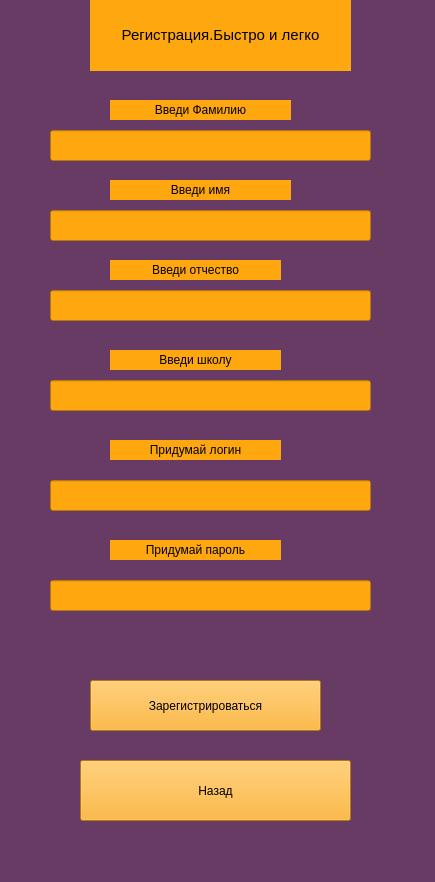
This is data/design_regist_Teacher.ui in geoiva05/clever_placing as Qt 5 draws it before an edit. The edited form follows.
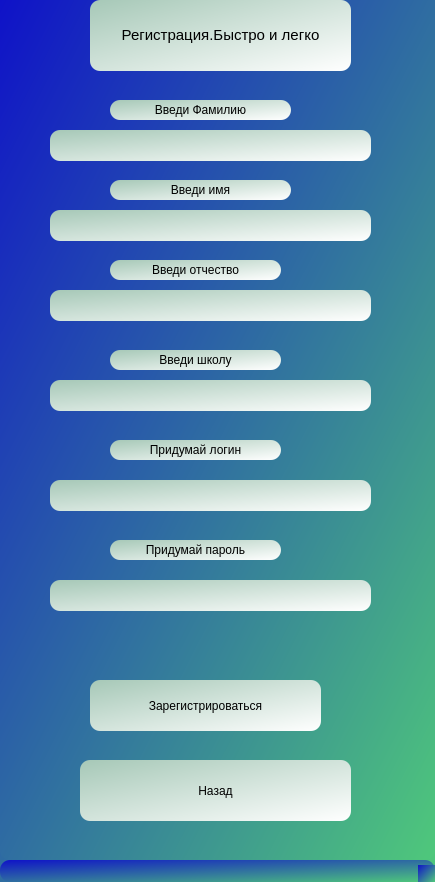
This is the edited form.

```diff
--- a/data/design_regist_Teacher.ui
+++ b/data/design_regist_Teacher.ui
@@ -14,7 +14,8 @@
    <string>MainWindow</string>
   </property>
   <property name="styleSheet">
-   <string notr="true">background-color: rgb(103, 59, 99);</string>
+   <string notr="true">background-color: qlineargradient(spread:pad, x1:0, y1:0, x2:1, y2:1, stop:0 rgba(15, 18, 200, 255), stop:1 rgba(79, 200, 123, 255));
+border-radius: 10px;</string>
   </property>
   <widget class="QWidget" name="centralwidget">
    <widget class="QPushButton" name="btn_registration">
@@ -27,7 +28,7 @@
      </rect>
     </property>
     <property name="styleSheet">
-     <string notr="true">background-color: rgb(255, 167, 15);</string>
+     <string notr="true">background-color: qlineargradient(spread:pad, x1:0, y1:0, x2:1, y2:1, stop:0 rgba(166, 200, 183, 255), stop:1 rgba(255, 255, 255, 255));</string>
     </property>
     <property name="text">
      <string>Зарегистрироваться</string>
@@ -43,7 +44,7 @@
      </rect>
     </property>
     <property name="styleSheet">
-     <string notr="true">background-color: rgb(255, 167, 15);</string>
+     <string notr="true">background-color: qlineargradient(spread:pad, x1:0, y1:0, x2:1, y2:1, stop:0 rgba(166, 200, 183, 255), stop:1 rgba(255, 255, 255, 255));</string>
     </property>
     <property name="text">
      <string>Назад</string>
@@ -59,7 +60,7 @@
      </rect>
     </property>
     <property name="styleSheet">
-     <string notr="true">background-color: rgb(255, 167, 15);</string>
+     <string notr="true">background-color: qlineargradient(spread:pad, x1:0, y1:0, x2:1, y2:1, stop:0 rgba(166, 200, 183, 255), stop:1 rgba(255, 255, 255, 255));</string>
     </property>
     <property name="text">
      <string>&lt;html&gt;&lt;head/&gt;&lt;body&gt;&lt;p align=&quot;center&quot;&gt;&lt;span style=&quot; font-size:11pt;&quot;&gt;Регистрация.Быстро и легко&lt;/span&gt;&lt;/p&gt;&lt;/body&gt;&lt;/html&gt;</string>
@@ -75,7 +76,7 @@
      </rect>
     </property>
     <property name="styleSheet">
-     <string notr="true">background-color: rgb(255, 167, 15);</string>
+     <string notr="true">background-color: qlineargradient(spread:pad, x1:0, y1:0, x2:1, y2:1, stop:0 rgba(166, 200, 183, 255), stop:1 rgba(255, 255, 255, 255));</string>
     </property>
    </widget>
    <widget class="QLineEdit" name="edit_school">
@@ -88,7 +89,7 @@
      </rect>
     </property>
     <property name="styleSheet">
-     <string notr="true">background-color: rgb(255, 167, 15);</string>
+     <string notr="true">background-color: qlineargradient(spread:pad, x1:0, y1:0, x2:1, y2:1, stop:0 rgba(166, 200, 183, 255), stop:1 rgba(255, 255, 255, 255));</string>
     </property>
    </widget>
    <widget class="QLineEdit" name="edit_login">
@@ -101,7 +102,7 @@
      </rect>
     </property>
     <property name="styleSheet">
-     <string notr="true">background-color: rgb(255, 167, 15);</string>
+     <string notr="true">background-color: qlineargradient(spread:pad, x1:0, y1:0, x2:1, y2:1, stop:0 rgba(166, 200, 183, 255), stop:1 rgba(255, 255, 255, 255));</string>
     </property>
    </widget>
    <widget class="QLineEdit" name="edit_password">
@@ -114,7 +115,7 @@
      </rect>
     </property>
     <property name="styleSheet">
-     <string notr="true">background-color: rgb(255, 167, 15);</string>
+     <string notr="true">background-color: qlineargradient(spread:pad, x1:0, y1:0, x2:1, y2:1, stop:0 rgba(166, 200, 183, 255), stop:1 rgba(255, 255, 255, 255));</string>
     </property>
    </widget>
    <widget class="QLineEdit" name="edit_name">
@@ -127,7 +128,7 @@
      </rect>
     </property>
     <property name="styleSheet">
-     <string notr="true">background-color: rgb(255, 167, 15);</string>
+     <string notr="true">background-color: qlineargradient(spread:pad, x1:0, y1:0, x2:1, y2:1, stop:0 rgba(166, 200, 183, 255), stop:1 rgba(255, 255, 255, 255));</string>
     </property>
    </widget>
    <widget class="QLineEdit" name="edit_surname">
@@ -140,7 +141,7 @@
      </rect>
     </property>
     <property name="styleSheet">
-     <string notr="true">background-color: rgb(255, 167, 15);</string>
+     <string notr="true">background-color: qlineargradient(spread:pad, x1:0, y1:0, x2:1, y2:1, stop:0 rgba(166, 200, 183, 255), stop:1 rgba(255, 255, 255, 255));</string>
     </property>
    </widget>
    <widget class="QLabel" name="lab_surname">
@@ -153,7 +154,7 @@
      </rect>
     </property>
     <property name="styleSheet">
-     <string notr="true">background-color: rgb(255, 167, 15);</string>
+     <string notr="true">background-color: qlineargradient(spread:pad, x1:0, y1:0, x2:1, y2:1, stop:0 rgba(166, 200, 183, 255), stop:1 rgba(255, 255, 255, 255));</string>
     </property>
     <property name="text">
      <string>&lt;html&gt;&lt;head/&gt;&lt;body&gt;&lt;p align=&quot;center&quot;&gt;Введи Фамилию&lt;/p&gt;&lt;/body&gt;&lt;/html&gt;</string>
@@ -169,7 +170,7 @@
      </rect>
     </property>
     <property name="styleSheet">
-     <string notr="true">background-color: rgb(255, 167, 15);</string>
+     <string notr="true">background-color: qlineargradient(spread:pad, x1:0, y1:0, x2:1, y2:1, stop:0 rgba(166, 200, 183, 255), stop:1 rgba(255, 255, 255, 255));</string>
     </property>
     <property name="text">
      <string>&lt;html&gt;&lt;head/&gt;&lt;body&gt;&lt;p align=&quot;center&quot;&gt;Введи имя&lt;/p&gt;&lt;/body&gt;&lt;/html&gt;</string>
@@ -185,7 +186,7 @@
      </rect>
     </property>
     <property name="styleSheet">
-     <string notr="true">background-color: rgb(255, 167, 15);</string>
+     <string notr="true">background-color: qlineargradient(spread:pad, x1:0, y1:0, x2:1, y2:1, stop:0 rgba(166, 200, 183, 255), stop:1 rgba(255, 255, 255, 255));</string>
     </property>
     <property name="text">
      <string>&lt;html&gt;&lt;head/&gt;&lt;body&gt;&lt;p align=&quot;center&quot;&gt;Введи отчество&lt;/p&gt;&lt;/body&gt;&lt;/html&gt;</string>
@@ -201,7 +202,7 @@
      </rect>
     </property>
     <property name="styleSheet">
-     <string notr="true">background-color: rgb(255, 167, 15);</string>
+     <string notr="true">background-color: qlineargradient(spread:pad, x1:0, y1:0, x2:1, y2:1, stop:0 rgba(166, 200, 183, 255), stop:1 rgba(255, 255, 255, 255));</string>
     </property>
     <property name="text">
      <string>&lt;html&gt;&lt;head/&gt;&lt;body&gt;&lt;p align=&quot;center&quot;&gt;Введи школу&lt;/p&gt;&lt;/body&gt;&lt;/html&gt;</string>
@@ -217,7 +218,7 @@
      </rect>
     </property>
     <property name="styleSheet">
-     <string notr="true">background-color: rgb(255, 167, 15);</string>
+     <string notr="true">background-color: qlineargradient(spread:pad, x1:0, y1:0, x2:1, y2:1, stop:0 rgba(166, 200, 183, 255), stop:1 rgba(255, 255, 255, 255));</string>
     </property>
     <property name="text">
      <string>&lt;html&gt;&lt;head/&gt;&lt;body&gt;&lt;p align=&quot;center&quot;&gt;Придумай логин&lt;/p&gt;&lt;/body&gt;&lt;/html&gt;</string>
@@ -233,7 +234,7 @@
      </rect>
     </property>
     <property name="styleSheet">
-     <string notr="true">background-color: rgb(255, 167, 15);</string>
+     <string notr="true">background-color: qlineargradient(spread:pad, x1:0, y1:0, x2:1, y2:1, stop:0 rgba(166, 200, 183, 255), stop:1 rgba(255, 255, 255, 255));</string>
     </property>
     <property name="text">
      <string>&lt;html&gt;&lt;head/&gt;&lt;body&gt;&lt;p align=&quot;center&quot;&gt;Придумай пароль&lt;/p&gt;&lt;/body&gt;&lt;/html&gt;</string>
```
Left out of the diff: 2 changed lines with no effect on the pictures.
